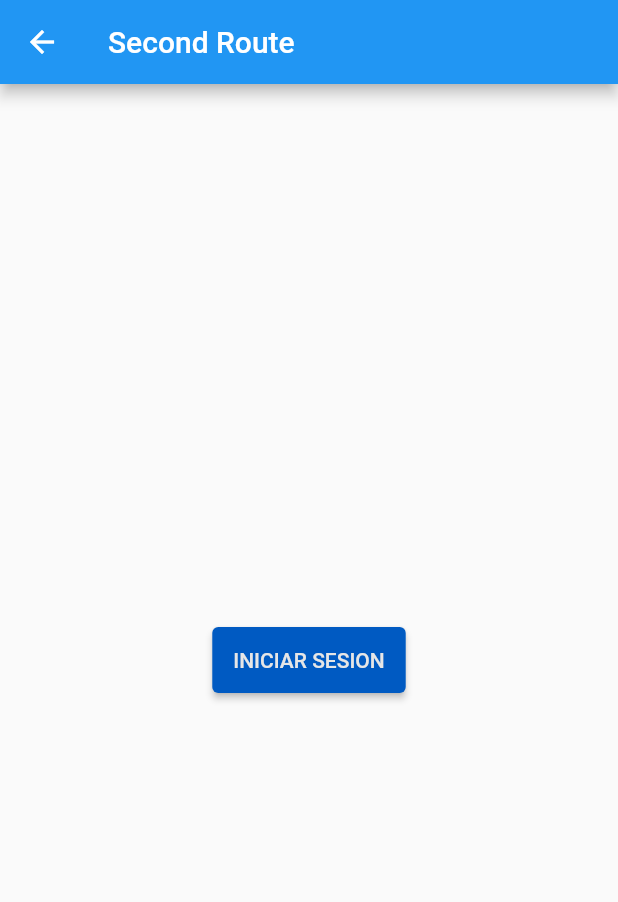
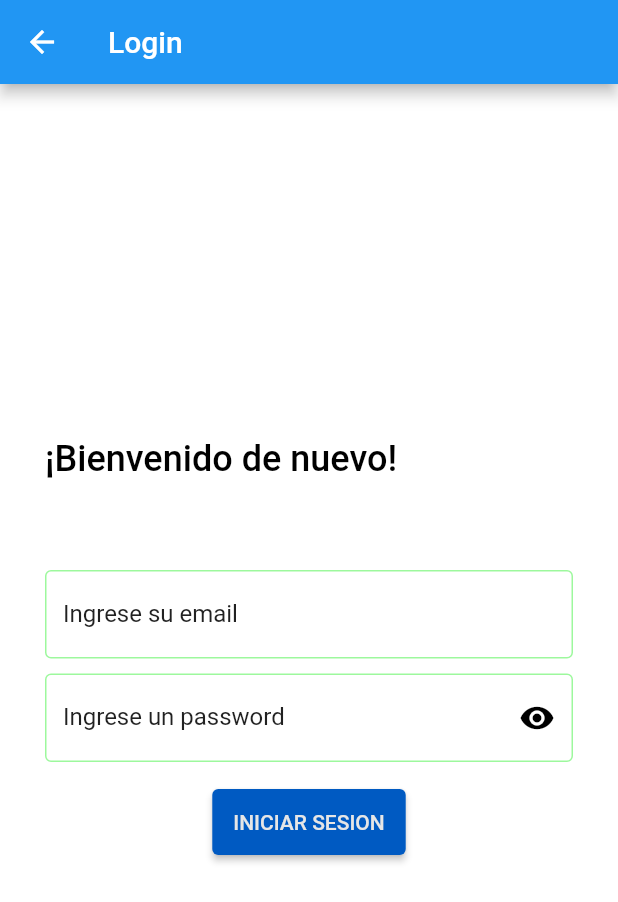
Before and after one commit to No-Country/c9-49-m-flutter, a Flutter app: the screen it shows after launch, after a tap on "INICIAR SESIÓN", on a phone screen of 412 x 824 dp. Shown: the top 902 px of the screen. Run offline on Flutter 3.47's test engine with Material 2 defaults, Android fonts, the phone set to English and light mode, and no system bars.

Commit message:
move widgets to different folders

```diff
--- a/lib/screens/Landing/login_form.dart
+++ b/lib/screens/Landing/login_form.dart
@@ -1,5 +1,6 @@
 import "package:flutter/material.dart";
-import "../../widgets/primary_button.dart";
+import 'package:flutter_application_1/widgets/Buttons/primary_button.dart';
+import '../../widgets/Inputs/text_input.dart';
 
 class LoginScreen extends StatelessWidget {
   const LoginScreen({super.key});
@@ -8,16 +9,143 @@ class LoginScreen extends StatelessWidget {
   Widget build(BuildContext context) {
     return Scaffold(
       appBar: AppBar(
-        title: const Text("Second Route"),
+        title: const Text('Login'),
       ),
       body: Center(
-        child: PrimaryButton(
-          text: "INICIAR SESION",
-          onPressed: () {
-            Navigator.pushNamed(context, '/');
-          },
+        child: Container(
+          // color: Theme.of(context).primaryColor,
+          color: Colors.white,
+          child: Column(
+            crossAxisAlignment: CrossAxisAlignment.start,
+            mainAxisAlignment: MainAxisAlignment.center,
+            children: [
+              Container(
+                padding: const EdgeInsets.all(30.0),
+                child: const Text(
+                  "¡Bienvenido de nuevo!",
+                  style: TextStyle(fontSize: 24, color: Colors.black, fontWeight: FontWeight.w500),
+                  textAlign: TextAlign.left,
+                ),
+              ),
+              FormRegister()
+            ],
+          ),
         ),
       ),
     );
   }
 }
+
+class FormRegister extends StatefulWidget {
+  const FormRegister({super.key});
+
+  @override
+  State<FormRegister> createState() => _FormRegisterState();
+}
+
+class _FormRegisterState extends State<FormRegister> {
+  final _formKey = GlobalKey<FormState>();
+  // static const snackBar = SnackBar(
+  //   content: Text('Yay! A SnackBar!'),
+  // );
+
+  final emailCtrl = TextEditingController();
+  final passwordCtrl = TextEditingController();
+  bool _passwordHidden = true;
+
+  @override
+  void dispose() {
+    emailCtrl.dispose();
+    super.dispose();
+  }
+
+  @override
+  void initState() {
+    _passwordHidden = true;
+  }
+
+  @override
+  Widget build(BuildContext context) {
+    return Form(
+        key: _formKey,
+        child: Padding(
+          padding: const EdgeInsets.all(30.0),
+          child: Column(
+            mainAxisAlignment: MainAxisAlignment.center,
+            children: [
+              Container(
+                padding: EdgeInsets.fromLTRB(0, 0, 0, 10),
+                child: TextInput(label: "Ingrese su email", hintText: "name@gmail.com", controller: emailCtrl),
+              ),
+              Container(
+                padding: EdgeInsets.fromLTRB(0, 0, 0, 0),
+                child: TextFormField(
+                  controller: passwordCtrl,
+                  obscureText: _passwordHidden,
+                  decoration: InputDecoration(
+                      suffixIcon: IconButton(
+                        icon: (Icon(_passwordHidden
+                          ? Icons.visibility
+                          : Icons.visibility_off)),
+                        onPressed: () {
+                          setState(() {
+                            _passwordHidden = !_passwordHidden;
+                          });
+                        },
+                      ),
+                      suffixIconColor: Color.fromARGB(255, 0, 0, 0),
+                      labelText: 'Ingrese un password',
+                      hintStyle: const TextStyle(color: Colors.black, fontSize: 16),
+                      labelStyle: TextStyle(
+                        color: Color.fromRGBO(0, 0, 0, 0.87),
+                      ),
+                      hintText: 'Minimo 8 caracteres',
+                      enabledBorder: OutlineInputBorder(
+                      borderSide: const BorderSide(
+                        width: 1, color: Color.fromARGB(98, 0, 238, 1)
+                      ),
+                      borderRadius: BorderRadius.circular(4),
+                    ),
+                    focusedBorder: const OutlineInputBorder(
+                      borderSide: BorderSide(
+                        width: 2, color: Color.fromARGB(98, 0, 238, 1)
+                      ),
+                    )),
+                  validator: (value) {
+                    if (value!.isEmpty) {
+                      return "Please enter some text";
+                    }
+                    return null;
+                  },
+                ),
+              ),
+              Padding(
+                padding: EdgeInsets.symmetric(vertical: 16.0),
+                child: PrimaryButton(
+                  text: "INICIAR SESION",
+                  onPressed: () {
+                    // devolverá true si el formulario es válido, o falso si
+                    // el formulario no es válido.
+                    if (_formKey.currentState!.validate()) {
+                      // Si el formulario es válido, queremos mostrar un Snackbar
+                      ScaffoldMessenger.of(context).showSnackBar(
+                          SnackBar(content: Text('Processing Data')));
+                    }
+                    print("form valido");
+                    showDialog(
+                        context: context,
+                        builder: (context) {
+                          String mailValue = emailCtrl.text;
+                          String passValue = passwordCtrl.text;
+
+                          return AlertDialog(
+                            content: Text("email: $mailValue pass: $passValue"),
+                          );
+                        });
+                  },
+                ))
+            ],
+          ),
+        ));
+  }
+}
--- a/lib/widgets/form_input.dart
+++ b/lib/widgets/Inputs/text_input.dart
@@ -1,10 +1,11 @@
 import "package:flutter/material.dart";
 
-class FormInput extends StatelessWidget {
+class TextInput extends StatelessWidget {
   final String label;
+  final String hintText;
   final TextEditingController controller;
 
-  const FormInput({super.key, required this.label, required this.controller});
+  const TextInput({super.key, required this.label, required this.hintText,required this.controller});
 
   @override
   Widget build(BuildContext context) {
@@ -14,8 +15,8 @@ class FormInput extends StatelessWidget {
         labelStyle: const TextStyle(
           color: Color.fromRGBO(0, 0, 0, 0.87),
         ),
-        // hintText: 'Chat Lingo',
-        // hintStyle: const TextStyle(color: Colors.black),
+        hintText: hintText,
+        hintStyle: const TextStyle(color: Colors.black, fontSize: 16),
         enabledBorder: OutlineInputBorder(
           borderSide: const BorderSide(
             width: 1, color: Color.fromARGB(98, 0, 238, 1)
```
Also changed, not shown: lib/screens/Landing/register_form.dart (+7 -8 lines), lib/widgets/Inputs/password_input.dart (added, +51 -0 lines), lib/widgets/Buttons/primary_button.dart (renamed from lib/widgets/primary_button.dart).
